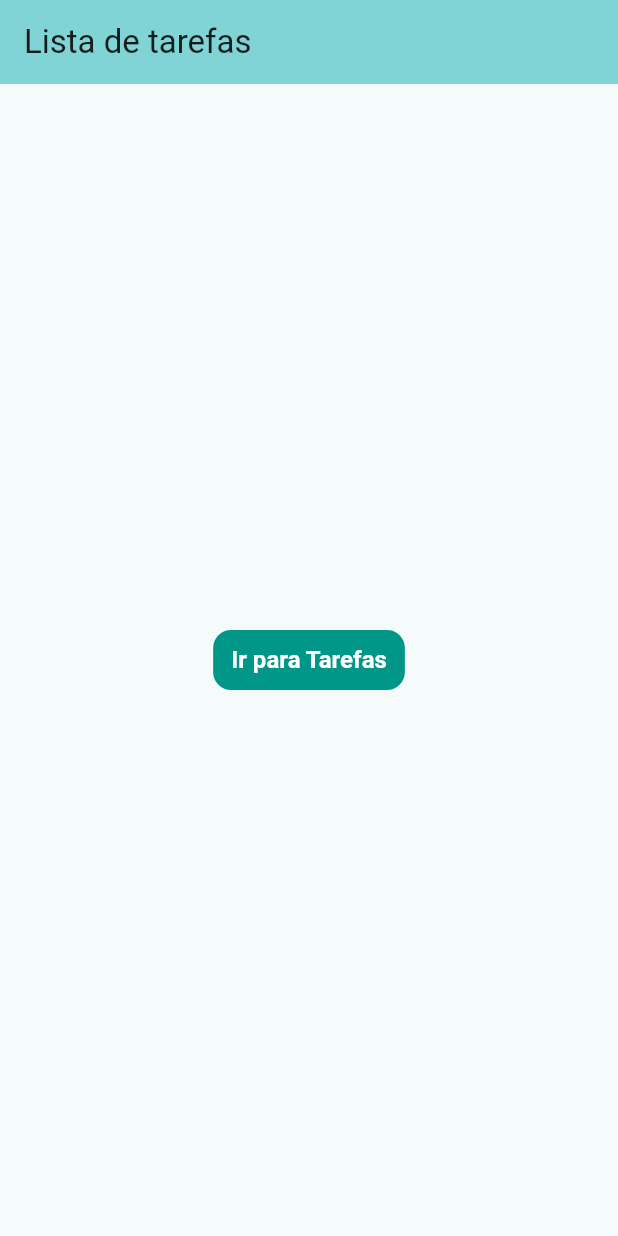
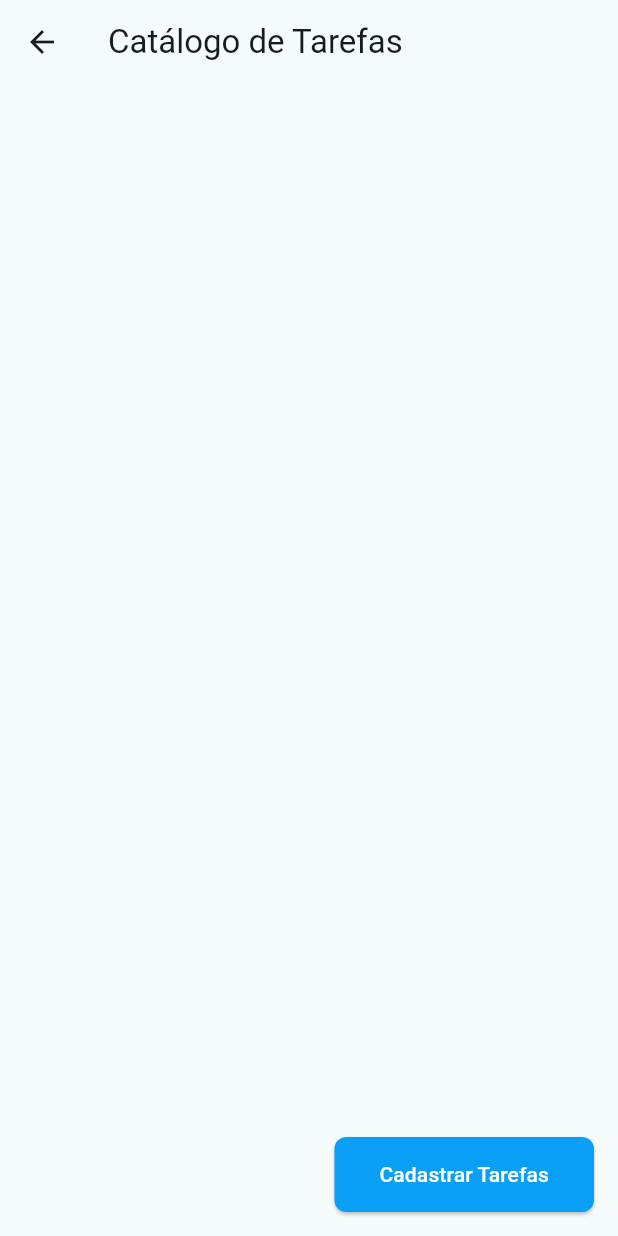
Before and after one commit to ferreiraryan/lista_tarefas_flutter, a Flutter app: the screen it shows after launch, after a tap on "Ir para Tarefas", on a phone screen of 412 x 824 dp. Run offline on Flutter 3.47's test engine with Material 3 defaults, Android fonts, the phone set to English and light mode, and no system bars.

Commit message:
Feat: Atividade 3 qmagico

```diff
--- a/lib/main.dart
+++ b/lib/main.dart
@@ -1,4 +1,5 @@
 import 'package:flutter/material.dart';
+import 'package:lista_de_tarefas/screens/tarefas_screen.dart';
 
 void main() {
   runApp(const MyApp());
@@ -43,6 +44,12 @@ class MyHomePage extends StatefulWidget {
 }
 
 class _MyHomePageState extends State<MyHomePage> {
+  void _navegarParaTarefas() {
+    Navigator.of(
+      context,
+    ).push(MaterialPageRoute(builder: (context) => TarefasScreen()));
+  }
+
   @override
   Widget build(BuildContext context) {
     return Scaffold(
@@ -51,7 +58,10 @@ class _MyHomePageState extends State<MyHomePage> {
         title: Text(widget.title),
       ),
       body: Center(
-        child: TextButton(onPressed: () => {}, child: Text("Ir para Tarefas")),
+        child: TextButton(
+          onPressed: _navegarParaTarefas,
+          child: Text("Ir para Tarefas"),
+        ),
       ),
     );
   }
--- /dev/null
+++ b/lib/screens/tarefas_screen.dart
@@ -0,0 +1,130 @@
+// ignore_for_file: library_private_types_in_public_api
+
+import 'dart:io';
+
+import 'package:flutter/material.dart';
+
+void main() {
+  runApp(const MyApp());
+}
+
+class MyApp extends StatelessWidget {
+  const MyApp({super.key});
+
+  @override
+  Widget build(BuildContext context) {
+    return MaterialApp(
+      debugShowCheckedModeBanner: false,
+      title: 'Catálogo de Tarefas',
+      theme: ThemeData(
+        primarySwatch: Colors.blueGrey,
+        visualDensity: VisualDensity.adaptivePlatformDensity,
+        chipTheme: ChipThemeData(
+          backgroundColor: Colors.grey.shade300,
+          selectedColor: Colors.blueGrey,
+          labelStyle: const TextStyle(color: Colors.black87),
+          secondaryLabelStyle: const TextStyle(color: Colors.white),
+        ),
+      ),
+
+      // CHAMA A OS WIDGETS DE Tarefas
+      home: const TarefasScreen(),
+    );
+  }
+}
+
+// CRIA A TELA PRINCIPAL
+class TarefasScreen extends StatefulWidget {
+  const TarefasScreen({super.key});
+
+  @override
+  _TarefasScreenState createState() => _TarefasScreenState();
+}
+
+// CONTROI A TELA PRINCIPAL E PREENCHE COM OS Tarefas
+class _TarefasScreenState extends State<TarefasScreen> {
+  bool _isLoading = true;
+
+  @override
+  void initState() {
+    super.initState();
+    _carregarTarefas();
+  }
+
+  Future<void> _carregarTarefas() async {}
+
+  Future<void> _adicionarTarefa(Map<String, dynamic> novoTarefa) async {}
+
+  Future<void> _removerTarefa(Map<String, dynamic> TarefaRemover) async {}
+
+  void _navegarParaCadastro() {
+    // Navigator.of(context).push(
+    //   MaterialPageRoute(
+    //     builder: (context) => CadastroTarefascreen(onSave: _adicionarTarefa),
+    //   ),
+    // );
+  }
+
+  // TarefaWidget _construirWidgetTarefa(Tarefa Tarefa) {
+  //   void navegar() {
+  //     Navigator.push(
+  //       context,
+  //       MaterialPageRoute(
+  //         builder: (context) => DetalheTarefascreen(
+  //           Tarefa: Tarefa,
+  //           widgetTarefa: _construirWidgetTarefa(Tarefa),
+  //           onRemove: _removerTarefa,
+  //         ),
+  //       ),
+  //     );
+  //   }
+
+  @override
+  Widget build(BuildContext context) {
+    return Scaffold(
+      appBar: AppBar(title: const Text('Catálogo de Tarefas')),
+      body: Column(
+        children: [
+          // Expanded(
+          //   child: _isLoading
+          //       ? const Center(child: CircularProgressIndicator())
+          //       : GridView.builder(
+          //           padding: const EdgeInsets.all(10.0),
+          //           itemCount: _TarefasFiltrados.length,
+          //           // PEGA OS ITENS DA LISTA E TRANSFORMA EM WIDGETS
+          //           itemBuilder: (context, index) {
+          //             final Tarefa = _TarefasFiltrados[index];
+          //             return _construirWidgetTarefa(Tarefa);
+          //           },
+          //           gridDelegate:
+          //               const SliverGridDelegateWithFixedCrossAxisCount(
+          //                 crossAxisCount: 4,
+          //                 crossAxisSpacing: 10,
+          //                 mainAxisSpacing: 10,
+          //                 childAspectRatio: 0.75,
+          //               ),
+          //         ),
+          // ),
+        ],
+      ),
+      floatingActionButton: ElevatedButton(
+        onPressed: _navegarParaCadastro,
+
+        style: ElevatedButton.styleFrom(
+          backgroundColor: const Color.fromARGB(255, 10, 159, 246),
+          foregroundColor: Colors.white,
+          padding: const EdgeInsets.symmetric(horizontal: 30, vertical: 15),
+          shape: RoundedRectangleBorder(
+            borderRadius: BorderRadius.circular(8.0),
+          ),
+        ),
+
+        child: const Text(
+          "Cadastrar Tarefas",
+          softWrap: false,
+          overflow: TextOverflow.ellipsis,
+        ),
+      ),
+    );
+  }
+}
```
Also changed, not shown: 1 other file.
